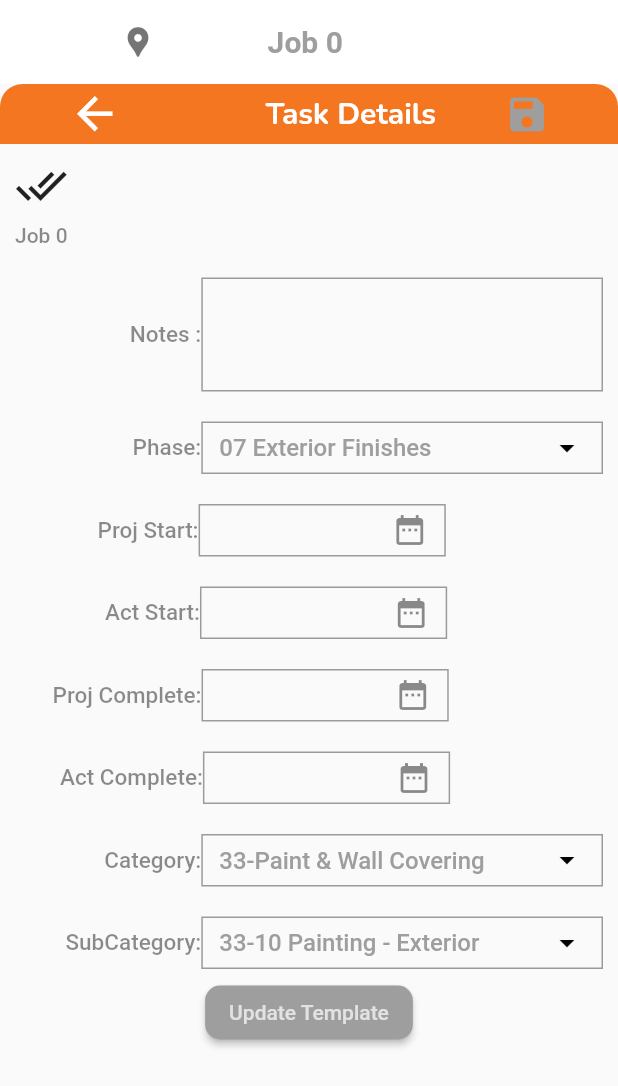
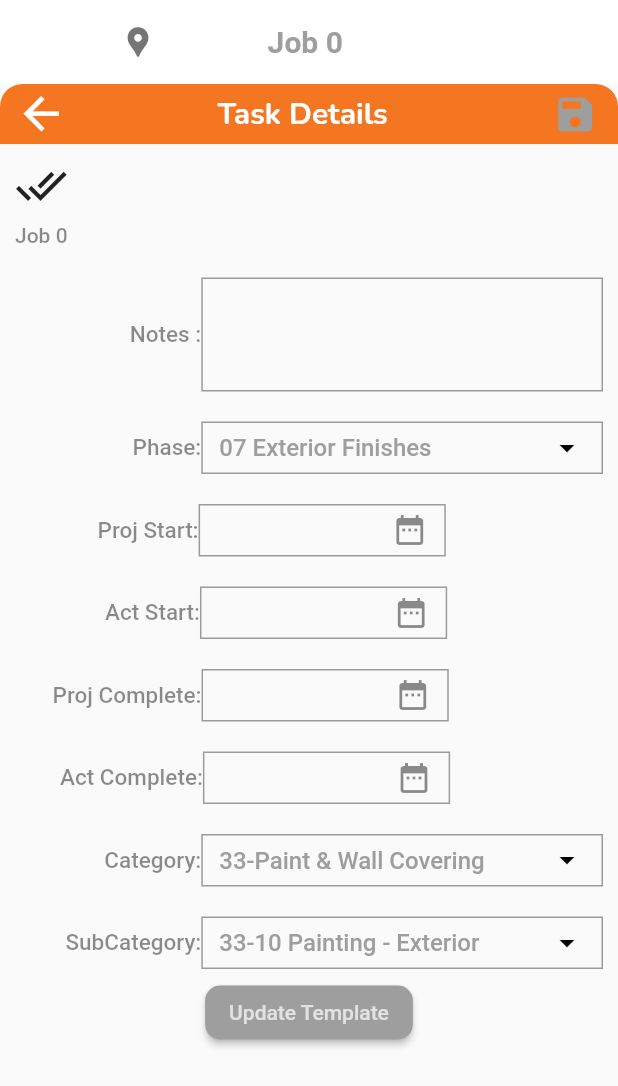
Before and after one commit to Tijogomez/hyphen_sample_app, a Flutter app: the TaskDetail screen opened directly with empty values, on a phone screen of 412 x 824 dp. Shown: the top 1086 px of the screen. Run offline on Flutter 3.47's test engine with Material 2 defaults, Android fonts, the light colour scheme and no system bars; our stand-ins replace flutter_bloc, flutter_snake_navigationbar; missing offline and left inert: animate_icons; statements that could not run were skipped.

Commit message:
final changes

```diff
--- a/hyphenapp/lib/screens/login_screen.dart
+++ b/hyphenapp/lib/screens/login_screen.dart
@@ -155,7 +155,7 @@ class LoginScreen extends StatelessWidget {
           Container(
             transform: Matrix4.translationValues(
               50.0,
-              75.0,
+              125.0,
               0,
             ),
             child: const Image(
--- a/hyphenapp/lib/screens/task_detail_screen.dart
+++ b/hyphenapp/lib/screens/task_detail_screen.dart
@@ -55,15 +55,20 @@ class _TaskDetailState extends State<TaskDetail> {
               width: double.infinity,
               child: Center(
                 child: Row(
-                  mainAxisAlignment: MainAxisAlignment.spaceEvenly,
-                  children: const [
-                    Icon(
+                  children: [
+                    Padding(
+                      padding: EdgeInsets.only(left: 10.0),
+                      child: InkWell(
+                        onTap: Navigator.of(context).pop(),
+                        child: Icon(
                           Icons.arrow_back,
                           color: Colors.white,
                           size: 35,
                         ),
+                      ),
+                    ),
                     SizedBox(
-                      width: 5.0,
+                      width: 100.0,
                     ),
                     Text(
                       "Task Details",
@@ -73,10 +78,13 @@ class _TaskDetailState extends State<TaskDetail> {
                           color: Colors.white,
                           fontWeight: FontWeight.bold),
                     ),
-                    Icon(
+                    Padding(
+                      padding: EdgeInsets.only(left: 110.0),
+                      child: Icon(
                         Icons.save,
                         color: Colors.grey,
                         size: 30,
+                      ),
                     ),
                   ],
                 ),
```
Also changed, not shown: hyphenapp/lib/screens/home_screen.dart (+6 -2 lines). Lines whose indentation alone changed are shown as unchanged.
